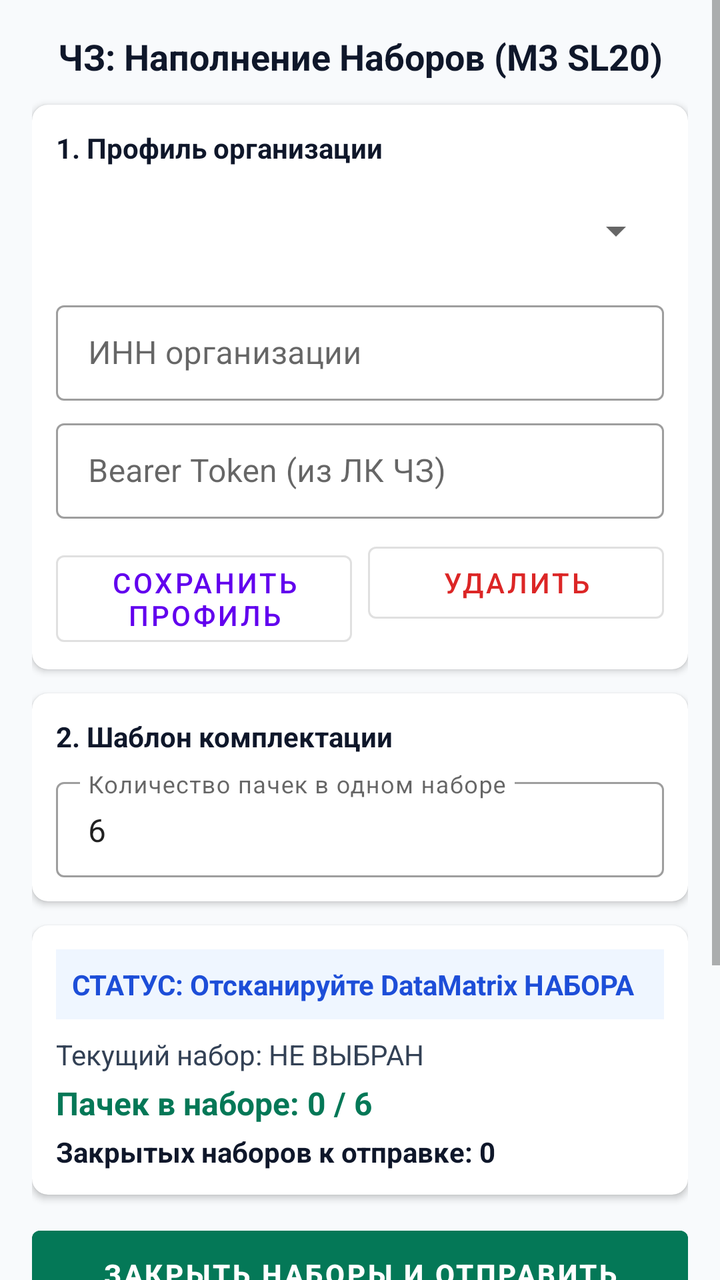
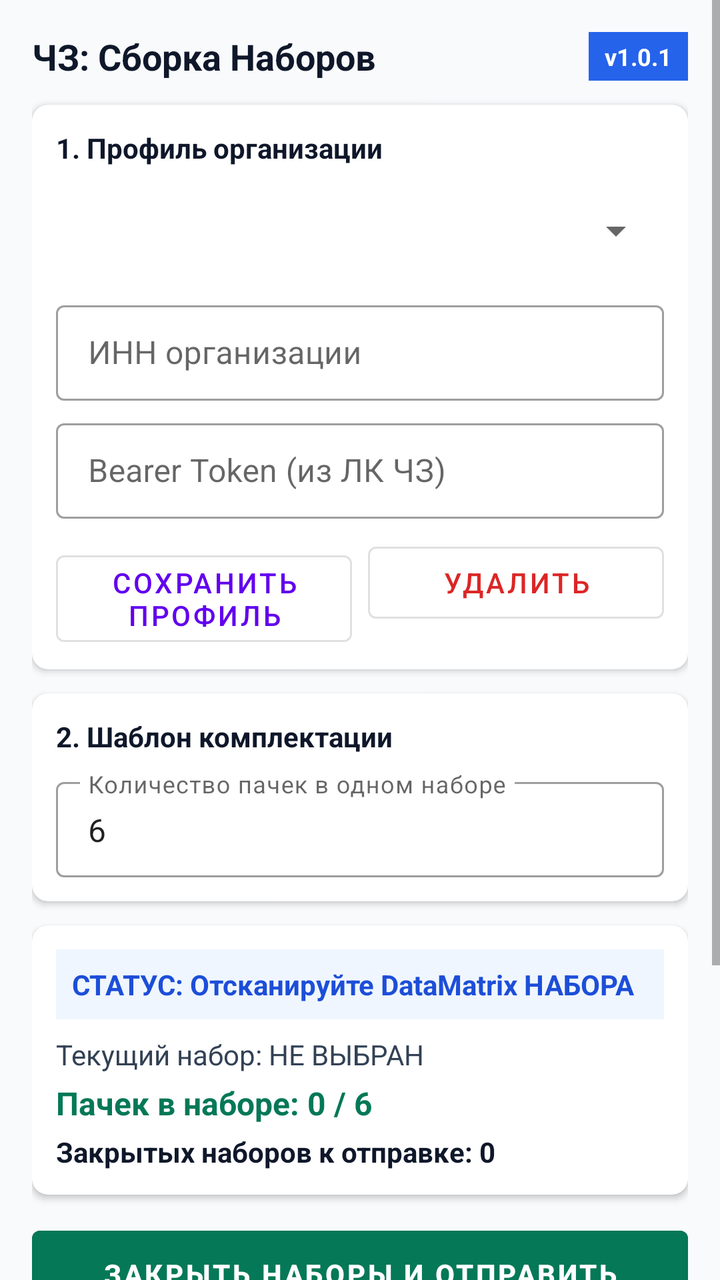

Screens rendered from an Android XML layout before and after an edit, with the pre-edit source and the edit as a unified diff.
<!-- AndroidManifest.xml: application theme Theme.MaterialComponents.DayNight.NoActionBar -->
<!-- res/layout/activity_main.xml -->
<?xml version="1.0" encoding="utf-8"?>
<ScrollView xmlns:android="http://schemas.android.com/apk/res/android"
    xmlns:app="http://schemas.android.com/apk/res-auto"
    android:layout_width="match_parent"
    android:layout_height="match_parent"
    android:fillViewport="true"
    android:background="#F8FAFC">

    <LinearLayout
        android:layout_width="match_parent"
        android:layout_height="wrap_content"
        android:orientation="vertical"
        android:padding="16dp">

        <TextView
            android:layout_width="match_parent"
            android:layout_height="wrap_content"
            android:text="ЧЗ: Наполнение Наборов (M3 SL20)"
            android:textSize="18sp"
            android:textStyle="bold"
            android:textColor="#0F172A"
            android:gravity="center"
            android:paddingBottom="12dp" />

        
        <com.google.android.material.card.MaterialCardView
            android:layout_width="match_parent"
            android:layout_height="wrap_content"
            app:cardCornerRadius="8dp"
            app:cardElevation="2dp"
            android:layout_marginBottom="12dp">

            <LinearLayout
                android:layout_width="match_parent"
                android:layout_height="wrap_content"
                android:orientation="vertical"
                android:padding="12dp">

                <TextView
                    android:layout_width="wrap_content"
                    android:layout_height="wrap_content"
                    android:text="1. Профиль организации"
                    android:textStyle="bold"
                    android:textColor="#0F172A"
                    android:layout_marginBottom="8dp"/>

                <Spinner
                    android:id="@+id/spinnerProfiles"
                    android:layout_width="match_parent"
                    android:layout_height="48dp"
                    android:layout_marginBottom="8dp"/>

                <com.google.android.material.textfield.TextInputLayout
                    android:layout_width="match_parent"
                    android:layout_height="wrap_content"
                    android:hint="ИНН организации"
                    style="@style/Widget.MaterialComponents.TextInputLayout.OutlinedBox.Dense">
                    <com.google.android.material.textfield.TextInputEditText
                        android:id="@+id/etInn"
                        android:layout_width="match_parent"
                        android:layout_height="wrap_content"
                        android:inputType="number" />
                </com.google.android.material.textfield.TextInputLayout>

                <com.google.android.material.textfield.TextInputLayout
                    android:layout_width="match_parent"
                    android:layout_height="wrap_content"
                    android:hint="Bearer Token (из ЛК ЧЗ)"
                    android:layout_marginTop="6dp"
                    style="@style/Widget.MaterialComponents.TextInputLayout.OutlinedBox.Dense">
                    <com.google.android.material.textfield.TextInputEditText
                        android:id="@+id/etToken"
                        android:layout_width="match_parent"
                        android:layout_height="wrap_content"
                        android:inputType="text" />
                </com.google.android.material.textfield.TextInputLayout>

                <LinearLayout
                    android:layout_width="match_parent"
                    android:layout_height="wrap_content"
                    android:orientation="horizontal"
                    android:layout_marginTop="8dp">

                    <Button
                        android:id="@+id/btnSaveProfile"
                        android:layout_width="0dp"
                        android:layout_height="wrap_content"
                        android:layout_weight="1"
                        android:text="Сохранить профиль"
                        style="@style/Widget.MaterialComponents.Button.OutlinedButton" />

                    <Button
                        android:id="@+id/btnDeleteProfile"
                        android:layout_width="0dp"
                        android:layout_height="wrap_content"
                        android:layout_weight="1"
                        android:layout_marginStart="8dp"
                        android:text="Удалить"
                        android:textColor="#DC2626"
                        style="@style/Widget.MaterialComponents.Button.OutlinedButton" />
                </LinearLayout>

            </LinearLayout>
        </com.google.android.material.card.MaterialCardView>

        
        <com.google.android.material.card.MaterialCardView
            android:layout_width="match_parent"
            android:layout_height="wrap_content"
            app:cardCornerRadius="8dp"
            app:cardElevation="2dp"
            android:layout_marginBottom="12dp">

            <LinearLayout
                android:layout_width="match_parent"
                android:layout_height="wrap_content"
                android:orientation="vertical"
                android:padding="12dp">

                <TextView
                    android:layout_width="wrap_content"
                    android:layout_height="wrap_content"
                    android:text="2. Шаблон комплектации"
                    android:textStyle="bold"
                    android:textColor="#0F172A"
                    android:layout_marginBottom="8dp"/>

                <com.google.android.material.textfield.TextInputLayout
                    android:layout_width="match_parent"
                    android:layout_height="wrap_content"
                    android:hint="Количество пачек в одном наборе"
                    style="@style/Widget.MaterialComponents.TextInputLayout.OutlinedBox.Dense">
                    <com.google.android.material.textfield.TextInputEditText
                        android:id="@+id/etCountPerSet"
                        android:layout_width="match_parent"
                        android:layout_height="wrap_content"
                        android:inputType="number"
                        android:text="6" />
                </com.google.android.material.textfield.TextInputLayout>
            </LinearLayout>
        </com.google.android.material.card.MaterialCardView>

        
        <com.google.android.material.card.MaterialCardView
            android:layout_width="match_parent"
            android:layout_height="wrap_content"
            app:cardCornerRadius="8dp"
            app:cardElevation="2dp"
            android:layout_marginBottom="12dp">

            <LinearLayout
                android:layout_width="match_parent"
                android:layout_height="wrap_content"
                android:orientation="vertical"
                android:padding="12dp">

                <TextView
                    android:id="@+id/tvScanState"
                    android:layout_width="match_parent"
                    android:layout_height="wrap_content"
                    android:text="СТАТУС: Отсканируйте DataMatrix НАБОРА"
                    android:textStyle="bold"
                    android:textSize="14sp"
                    android:textColor="#1D4ED8"
                    android:background="#EFF6FF"
                    android:padding="8dp"/>

                <TextView
                    android:id="@+id/tvCurrentSet"
                    android:layout_width="match_parent"
                    android:layout_height="wrap_content"
                    android:text="Текущий набор: НЕ ВЫБРАН"
                    android:textColor="#334155"
                    android:layout_marginTop="8dp"/>

                <TextView
                    android:id="@+id/tvProgress"
                    android:layout_width="match_parent"
                    android:layout_height="wrap_content"
                    android:text="Пачек в наборе: 0 / 6"
                    android:textSize="16sp"
                    android:textStyle="bold"
                    android:textColor="#047857"
                    android:layout_marginTop="4dp"/>

                <TextView
                    android:id="@+id/tvTotalCompletedSets"
                    android:layout_width="match_parent"
                    android:layout_height="wrap_content"
                    android:text="Закрытых наборов к отправке: 0"
                    android:textStyle="bold"
                    android:textColor="#0F172A"
                    android:layout_marginTop="4dp"/>
            </LinearLayout>
        </com.google.android.material.card.MaterialCardView>

        <Button
            android:id="@+id/btnSendDraft"
            android:layout_width="match_parent"
            android:layout_height="wrap_content"
            android:text="ЗАКРЫТЬ НАБОРЫ И ОТПРАВИТЬ ЧЕРНОВИК В ЧЗ"
            android:backgroundTint="#047857"
            android:padding="12dp"
            android:textStyle="bold" />

        <TextView
            android:id="@+id/tvLog"
            android:layout_width="match_parent"
            android:layout_height="140dp"
            android:layout_marginTop="12dp"
            android:background="#0F172A"
            android:textColor="#34D399"
            android:fontFamily="monospace"
            android:textSize="11sp"
            android:padding="8dp"
            android:scrollbars="vertical"
            android:text="--- Лог работы ТСД ---\n"/>

    </LinearLayout>
</ScrollView>
<!-- resources referenced by this layout -->
<resources>

</resources>

<!-- the commit's change to res/layout/activity_main.xml (unified diff, before → after) -->
@@ -12,15 +12,35 @@
         android:orientation="vertical"
         android:padding="16dp">
 
-        <TextView
-            android:layout_width="match_parent"
-            android:layout_height="wrap_content"
-            android:text="ЧЗ: Наполнение Наборов (M3 SL20)"
-            android:textSize="18sp"
-            android:textStyle="bold"
-            android:textColor="#0F172A"
-            android:gravity="center"
-            android:paddingBottom="12dp" />
+        
+        <LinearLayout
+            android:layout_width="match_parent"
+            android:layout_height="wrap_content"
+            android:orientation="horizontal"
+            android:gravity="center_vertical"
+            android:paddingBottom="12dp">
+
+            <TextView
+                android:layout_width="0dp"
+                android:layout_height="wrap_content"
+                android:layout_weight="1"
+                android:text="ЧЗ: Сборка Наборов"
+                android:textSize="18sp"
+                android:textStyle="bold"
+                android:textColor="#0F172A" />
+
+            <TextView
+                android:id="@+id/tvAppVersion"
+                android:layout_width="wrap_content"
+                android:layout_height="wrap_content"
+                android:text="v1.0.1"
+                android:textSize="12sp"
+                android:textStyle="bold"
+                android:textColor="#FFFFFF"
+                android:background="#2563EB"
+                android:paddingHorizontal="8dp"
+                android:paddingVertical="4dp" />
+        </LinearLayout>
 
         
         <com.google.android.material.card.MaterialCardView
